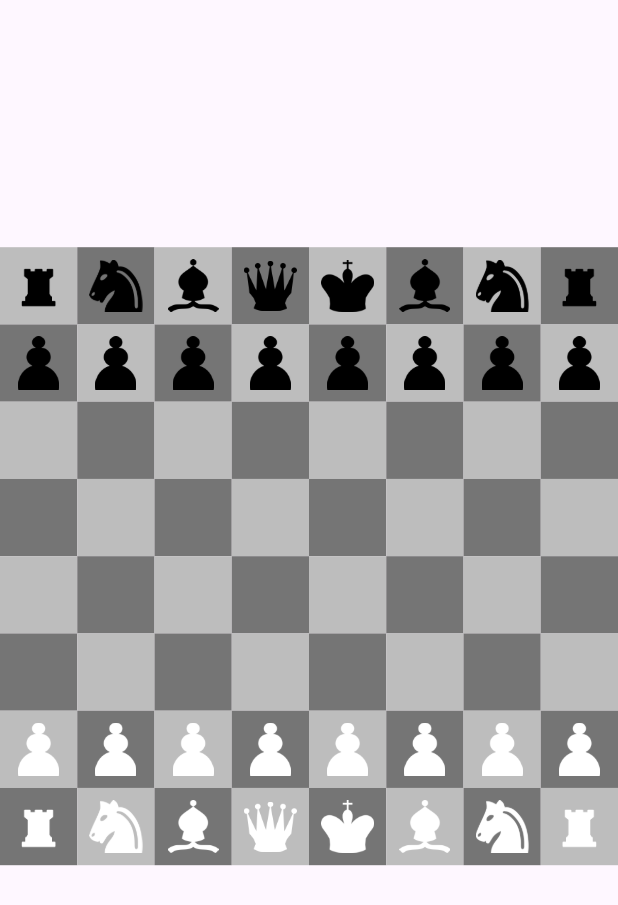
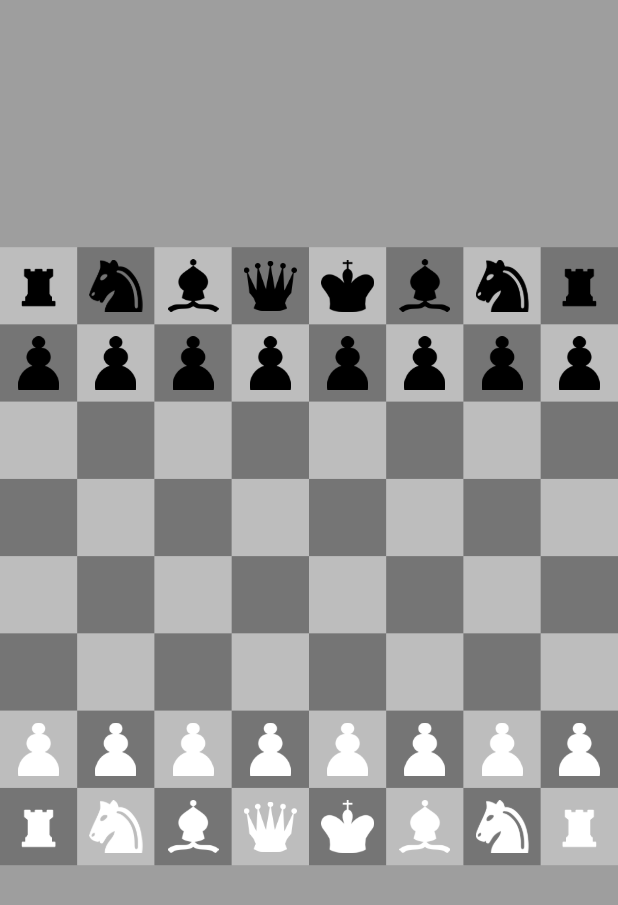
Before and after one commit to stp2003/Chess, a Flutter app: the screen it shows after launch, on a phone screen of 412 x 824 dp. Shown: the top 905 px of the screen. Run offline on Flutter 3.47's test engine with Material 2 defaults, Android fonts, the phone set to English and light mode, and no system bars.

```diff
--- a/lib/components/dead_piece.dart
+++ b/lib/components/dead_piece.dart
@@ -14,7 +14,7 @@ class DeadPiece extends StatelessWidget {
   Widget build(BuildContext context) {
     return Image.asset(
       imagePath,
-      color: isWhite ? Colors.grey : Colors.black,
+      color: isWhite ? Colors.white : Colors.black,
     );
   }
 }
--- a/lib/screens/game_board.dart
+++ b/lib/screens/game_board.dart
@@ -396,6 +396,7 @@ class _GameBoardState extends State<GameBoard> {
   @override
   Widget build(BuildContext context) {
     return Scaffold(
+      backgroundColor: Colors.grey,
       body: Column(
         children: [
           //?? white pieces taken ->
```
